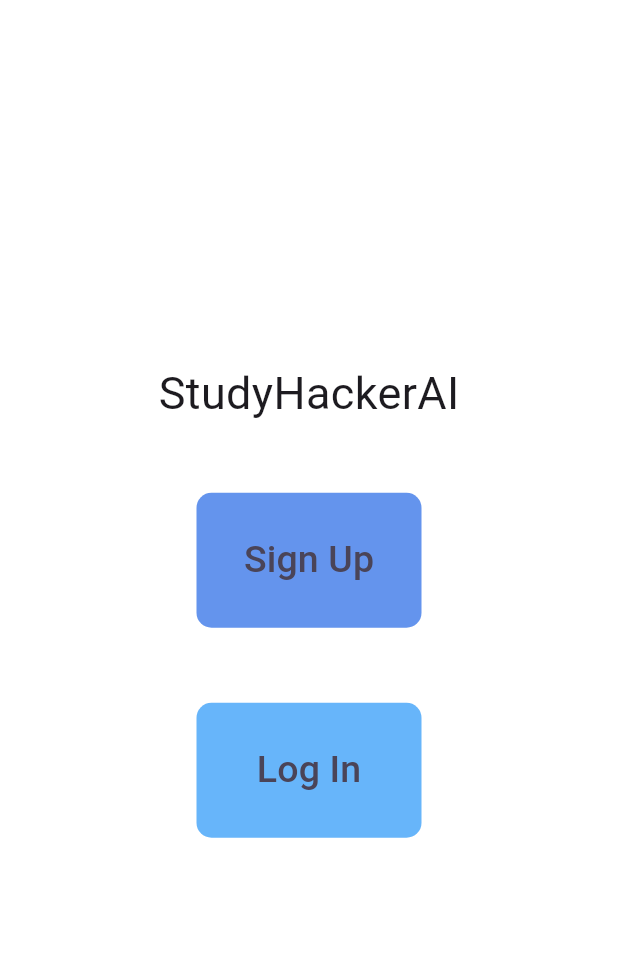
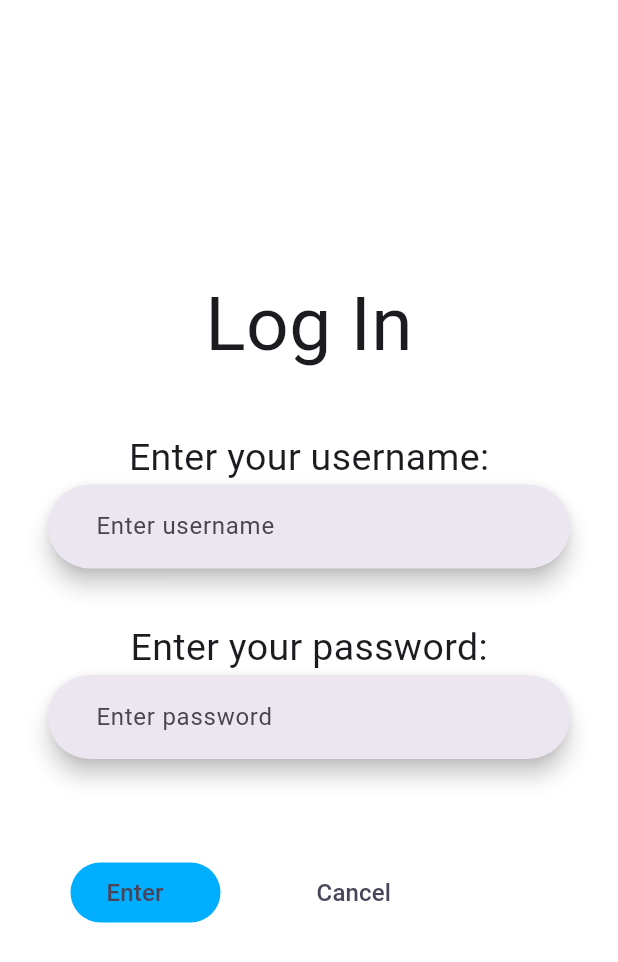
Before and after one commit to jaredsina/greenteam, a Flutter app: the screen it shows after launch, after a tap on "Log In", on a phone screen of 412 x 824 dp. Shown: the top 962 px of the screen. Run offline on Flutter 3.47's test engine with Material 3 defaults, Android fonts, the phone set to English and light mode, and no system bars; our stand-ins replace syncfusion_flutter_calendar.

Commit message:
Start and Finish Log In Page

```diff
--- a/study_app_client/lib/main.dart
+++ b/study_app_client/lib/main.dart
@@ -4,6 +4,7 @@ import 'pages/schedule.dart';
 import 'pages/study_tools.dart';
 import 'pages/signup_login.dart';
 import 'pages/signup.dart';
+import 'pages/login.dart';
 
 void main() {
   runApp(const MyApp());
@@ -46,6 +47,7 @@ class MyApp extends StatelessWidget {
         '/signlog': (context) => const SignLog(),
         '/signup': (context) => const SignUp(title: 'SignUp'),
         '/home': (context) => const Home(),
+        '/login': (context) => const LogIn(title: 'LogIn'),
       },
     );
   }
--- /dev/null
+++ b/study_app_client/lib/pages/login.dart
@@ -0,0 +1,104 @@
+import 'package:flutter/material.dart';
+
+void main() {
+  runApp(const MyApp());
+}
+
+class MyApp extends StatelessWidget {
+  const MyApp({super.key});
+
+  final String title = 'LogIn';
+
+  @override
+  Widget build(BuildContext context) {
+    return MaterialApp(debugShowCheckedModeBanner: false);
+  }
+}
+
+class LogIn extends StatelessWidget {
+  const LogIn({super.key, required String title});
+
+  @override
+  Widget build(BuildContext context) {
+    return Scaffold(
+      backgroundColor: Color.fromARGB(255, 255, 255, 255),
+      body: Center(
+        child: Padding(
+          padding: const EdgeInsets.symmetric(horizontal: 32.0),
+          child: Column(
+            mainAxisSize: MainAxisSize.min,
+            mainAxisAlignment: MainAxisAlignment.start,
+            children: [
+              Text("Log In", style: TextStyle(fontSize: 50)),
+
+              SizedBox(height: 35),
+              Text("Enter your username:", style: TextStyle(fontSize: 25)),
+              SearchBar(
+                padding: const WidgetStatePropertyAll(
+                  EdgeInsets.symmetric(horizontal: 16),
+                ),
+                hintText: "Enter username",
+              ),
+
+              SizedBox(height: 35),
+              Text("Enter your password:", style: TextStyle(fontSize: 25)),
+              SearchBar(
+                padding: const WidgetStatePropertyAll(
+                  EdgeInsets.symmetric(horizontal: 16),
+                ),
+                hintText: "Enter password",
+              ),
+              SizedBox(height: 40),
+              Row(
+                children: [
+                  Padding(
+                    padding: EdgeInsets.all(15),
+                    child: FilledButton.tonal(
+                      style: ElevatedButton.styleFrom(
+                        fixedSize: const Size(100, 40),
+                        shape: RoundedRectangleBorder(
+                          borderRadius: BorderRadius.circular(20),
+                        ),
+                        backgroundColor: Color.fromARGB(255, 0, 174, 255),
+                      ),
+                      onPressed: () {
+                        Navigator.pushNamed(context, '/home');
+                      },
+                      child: Row(
+                        spacing: 5,
+                        children: [
+                          Text('Enter', style: TextStyle(fontSize: 16)),
+                        ],
+                      ),
+                    ),
+                  ),
+                  Padding(
+                    padding: EdgeInsets.all(25),
+                    child: FilledButton.tonal(
+                      style: ElevatedButton.styleFrom(
+                        fixedSize: const Size(100, 40),
+                        shape: RoundedRectangleBorder(
+                          borderRadius: BorderRadius.circular(20),
+                        ),
+                        backgroundColor: Color.fromARGB(255, 255, 255, 255),
+                      ),
+                      onPressed: () {
+                        Navigator.pushNamed(context, '/signlog');
+                      },
+                      child: Row(
+                        spacing: 5,
+                        children: [
+                          Text('Cancel', style: TextStyle(fontSize: 16)),
+                        ],
+                      ),
+                    ),
+                  ),
+                ],
+              ),
+            ],
+          ),
+        ),
+      ),
+    );
+  }
+}
--- a/study_app_client/lib/pages/signup_login.dart
+++ b/study_app_client/lib/pages/signup_login.dart
@@ -51,7 +51,7 @@ class _SignLogState extends State<SignLog> {
                   ),
 
                   onPressed: () {
-                    Navigator.pushNamed(context, '/study/flashcard');
+                    Navigator.pushNamed(context, '/login');
                   },
                   child: Text('Log In', style: TextStyle(fontSize: 25)),
                 ),
```
